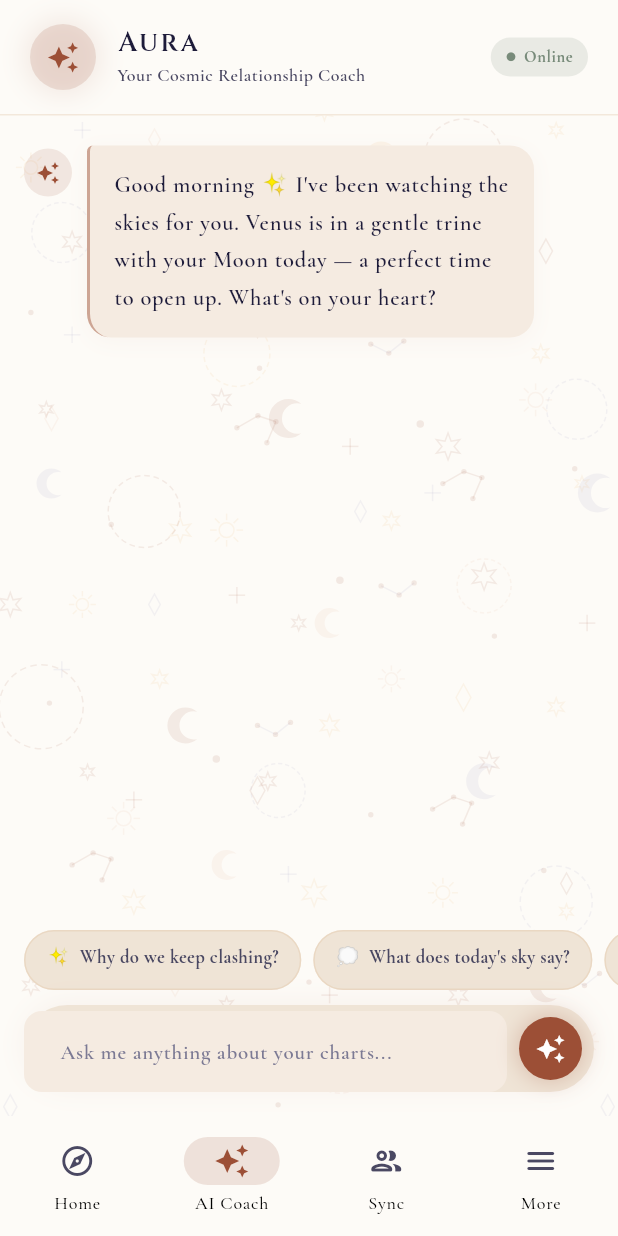
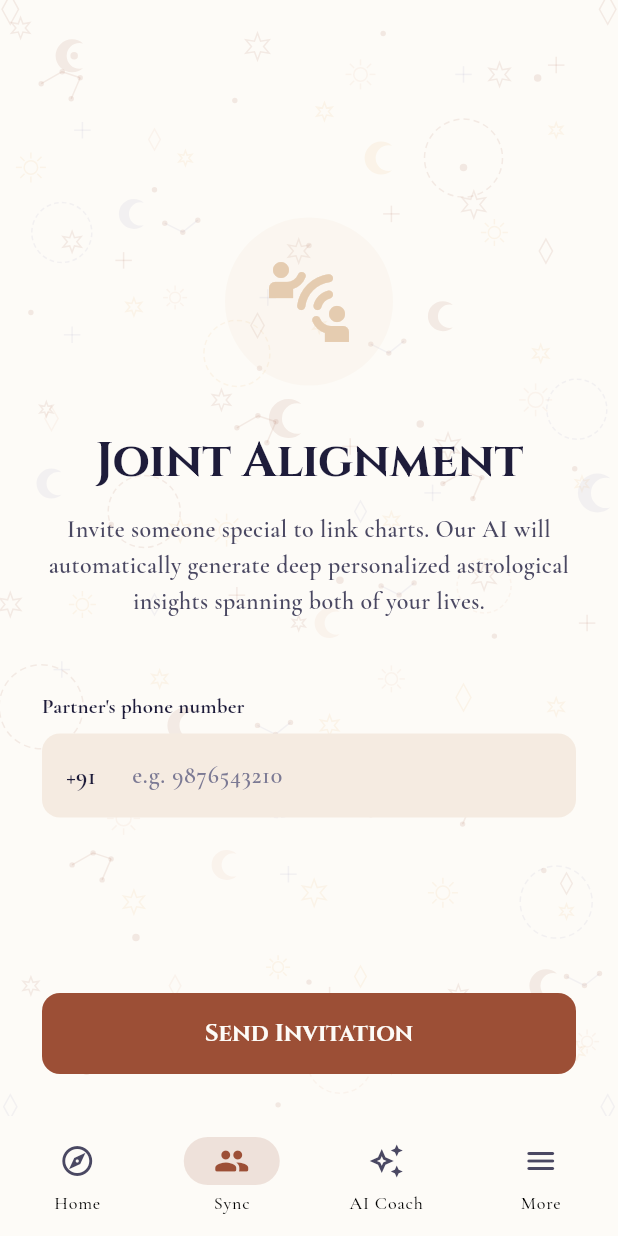
Before and after one commit to HanuShashwat/Twouple, a Flutter app: the HomePage screen opened by its route, item 2 of the bottom bar chosen, on a phone screen of 412 x 824 dp. Run offline on Flutter 3.47's test engine with Material 3 defaults, Android fonts, the phone set to English and light mode, and no system bars; our stand-ins replace dio, equatable, fl_chart, flutter_bloc, flutter_map, go_router and 2 more.

Commit message:
refactor(home_page.dart): reorder navigation destinations and page children for better organization

```diff
--- a/lib/features/home/presentation/pages/home_page.dart
+++ b/lib/features/home/presentation/pages/home_page.dart
@@ -24,8 +24,8 @@ class _HomePageState extends State<HomePage> {
         index: _currentIndex,
         children: const [
           _DashboardView(),
+          _PartnerSyncView(),
           _AIAssistantView(),
-          _PartnerSyncView(),
           _MoreView(),
         ],
       ),
@@ -46,14 +46,14 @@ class _HomePageState extends State<HomePage> {
             label: 'Home',
           ),
           NavigationDestination(
+            icon: Icon(Icons.people_outline_rounded, color: AppColors.textSecondary),
+            selectedIcon: Icon(Icons.people_rounded, color: AppColors.primary),
+            label: 'Sync',
+          ),
+          NavigationDestination(
             icon: Icon(Icons.auto_awesome_outlined, color: AppColors.textSecondary),
             selectedIcon: Icon(Icons.auto_awesome, color: AppColors.primary),
             label: 'AI Coach',
-          ),
-          NavigationDestination(
-            icon: Icon(Icons.people_outline_rounded, color: AppColors.textSecondary),
-            selectedIcon: Icon(Icons.people_rounded, color: AppColors.primary),
-            label: 'Sync',
           ),
           NavigationDestination(
             icon: Icon(Icons.menu_rounded, color: AppColors.textSecondary),
```
